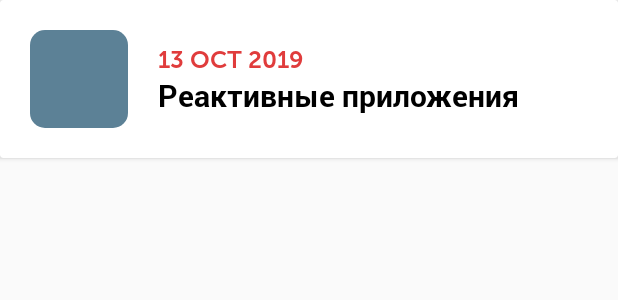
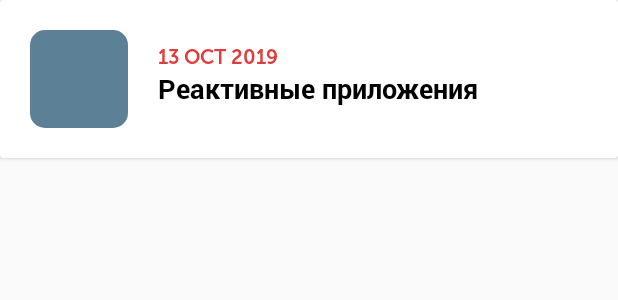
Before and after one commit to andreidevo/events, an Android app: the layout event_item.xml on its own in the app's theme, with its tools: preview values and no code run, on a phone screen of 412 x 824 dp. Shown: the top 300 px of the screen. Run offline under Robolectric (Android 15) with nearby library versions, the phone set to English and light mode, and no system bars.

Commit message:
--new view

```diff
--- a/app/src/main/res/layout/event_item.xml
+++ b/app/src/main/res/layout/event_item.xml
@@ -36,7 +36,7 @@
                 android:layout_width="wrap_content"
                 android:layout_height="wrap_content"
                 tools:text="13 OCT 2019"
-                android:textSize="16sp"
+                android:textSize="13sp"
                 android:fontFamily="@font/mu2"
                 android:textColor="@color/mainColor"/>
 
@@ -46,7 +46,7 @@
                 android:layout_height="27dp"
                 android:textColor="#000"
                 tools:text="Реактивные приложения"
-                android:textSize="20sp"
+                android:textSize="18sp"
                 android:fontFamily="@font/robotobold"/>
 
         </LinearLayout>
```
